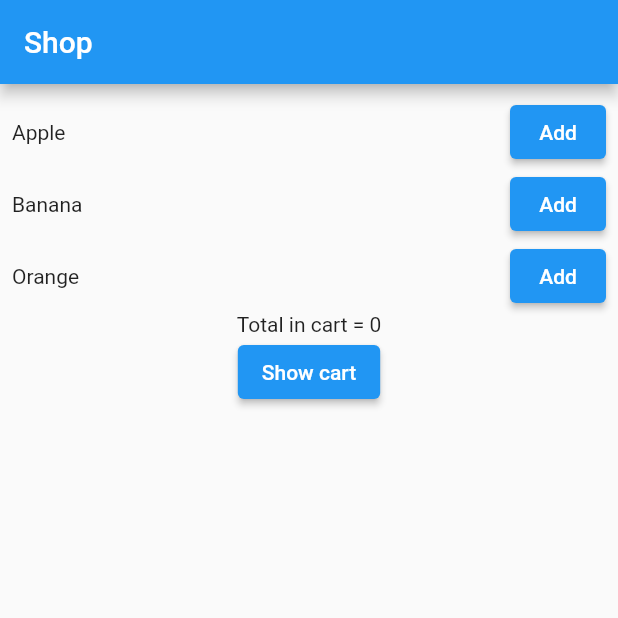
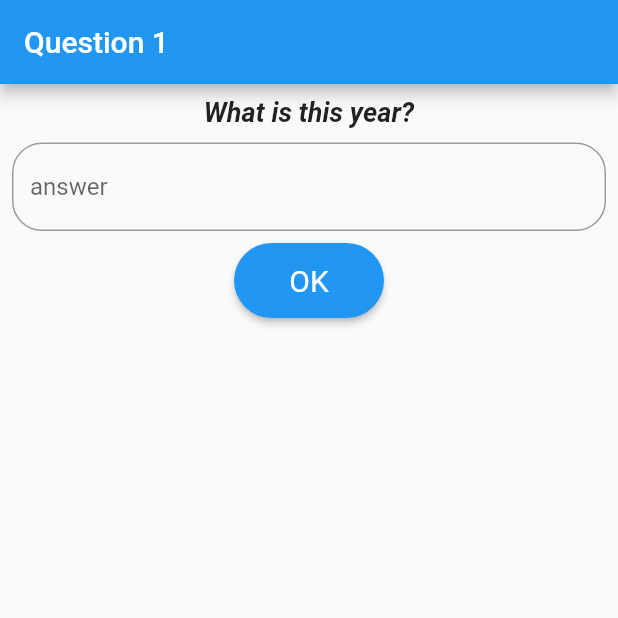
Before and after one commit to Junrapong/MobileDev, a Flutter app: the screen it shows after launch, on a phone screen of 412 x 824 dp, the top half of it. Run offline on Flutter 3.47's test engine with Material 2 defaults, Android fonts, the light colour scheme and no system bars; missing offline and left inert: dart:html.

Commit message:
Quiz app

```diff
--- /dev/null
+++ b/myapp/lib/Lab5/Check.dart
@@ -0,0 +1,28 @@
+import 'package:flutter/material.dart';
+
+class Check with ChangeNotifier {
+  // List<String> ans = [];
+  var ans = [];
+
+  // var scoll = [];
+  void add(int score) {
+    ans.add(score);
+    notifyListeners();
+  }
+
+  // void check(String q) {
+  //   for (int i = 0; i < ans.length; i++) {
+  //     if (q == ans[i]) {
+  //       scoll++;
+  //     } else {
+  //       scoll = 0;
+  //     }
+  //   }
+  //   notifyListeners();
+  // }
+
+  void clear() {
+    ans.clear();
+    notifyListeners();
+  }
+}
--- /dev/null
+++ b/myapp/lib/Lab5/Question1.dart
@@ -0,0 +1,72 @@
+import 'package:flutter/material.dart';
+import 'package:myapp/Lab5/Check.dart';
+import 'package:myapp/Lab5/Qusetion2.dart';
+import 'package:provider/provider.dart';
+
+TextEditingController q1 = TextEditingController();
+String ans1 = '';
+
+class Question1 extends StatelessWidget {
+  const Question1({super.key});
+
+  @override
+  Widget build(BuildContext context) {
+    return Scaffold(
+      appBar: AppBar(
+        title: const Text('Question 1'),
+      ),
+      body: SafeArea(
+        child: Center(
+          child: Padding(
+            padding: const EdgeInsets.all(8.0),
+            child: Column(
+              children: [
+                const Text(
+                  'What is this year?',
+                  style: TextStyle(
+                      fontSize: 18,
+                      fontStyle: FontStyle.italic,
+                      fontWeight: FontWeight.bold),
+                ),
+                const SizedBox(height: 10),
+                TextFormField(
+                  //textInputAction: TextInputAction.go,
+                  controller: q1,
+                  decoration: InputDecoration(
+                    hintText: 'answer',
+                    border: OutlineInputBorder(
+                        borderRadius: BorderRadius.circular(20)),
+                  ),
+                ),
+                Padding(
+                  padding: const EdgeInsets.all(8.0),
+                  child: ElevatedButton(
+                    style: ElevatedButton.styleFrom(
+                      maximumSize: const Size(100, 50),
+                      textStyle: const TextStyle(fontSize: 20),
+                      fixedSize: const Size(100, 50),
+                      shape: const StadiumBorder(),
+                    ),
+                    onPressed: () {
+                      ans1 = q1.text;
+                      if (ans1 == '2023') {
+                        context.read<Check>().add(0);
+                      }
+
+                      Navigator.pushReplacement(
+                          context,
+                          MaterialPageRoute(
+                              builder: (context) => const Question2()));
+                      q1.clear();
+                    },
+                    child: const Text('OK'),
+                  ),
+                )
+              ],
+            ),
+          ),
+        ),
+      ),
+    );
+  }
+}
--- a/myapp/lib/main.dart
+++ b/myapp/lib/main.dart
@@ -1,5 +1,7 @@
 import 'package:flutter/cupertino.dart';
 import 'package:flutter/material.dart';
+import 'package:myapp/Lab5/Check.dart';
+import 'package:myapp/Lab5/Question1.dart';
 import 'package:myapp/provider/cart.dart';
 import 'package:myapp/provider/count.dart';
 import 'package:myapp/provider/counter.dart';
@@ -8,12 +10,13 @@ import 'package:provider/provider.dart';
 
 import 'input.dart';
 
-void main() {
+void main() async {
   runApp(ChangeNotifierProvider(
-    create: (context) => Cart(),
+    create: (context) => Check(),
     child: const MaterialApp(
-        home: Shop(),
-        debugShowCheckedModeBanner: false //ทำให้ Debug หายไปชั่วคราว,
-        ),
+      home: Question1(),
+      debugShowCheckedModeBanner: false, //ทำให้ Debug หายไปชั่วคราว,
+      // theme: ThemeData(scaffoldBackgroundColor: Colors.black45),
+    ),
   ));
 }
```
Also changed, not shown: myapp/lib/Lab5/Qusetion2.dart (added, +76 -0 lines), myapp/lib/Lab5/Summary.dart (added, +50 -0 lines).
